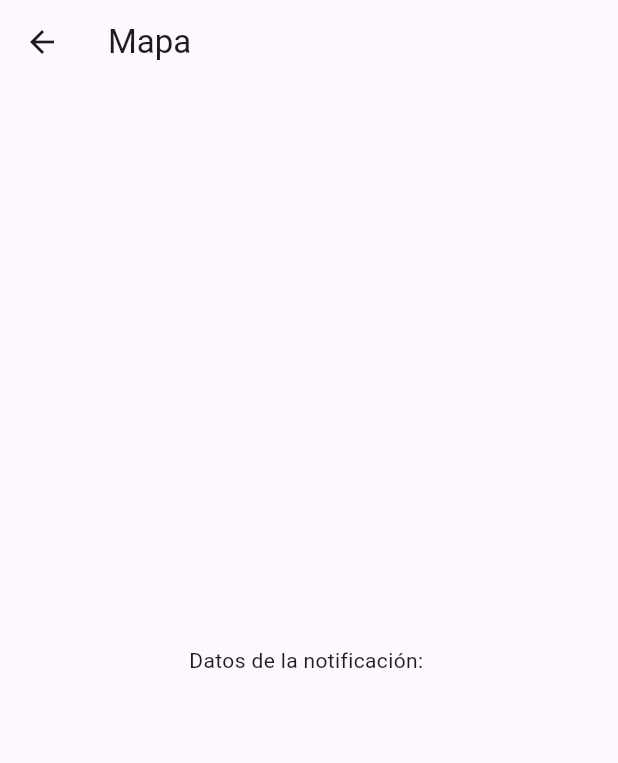
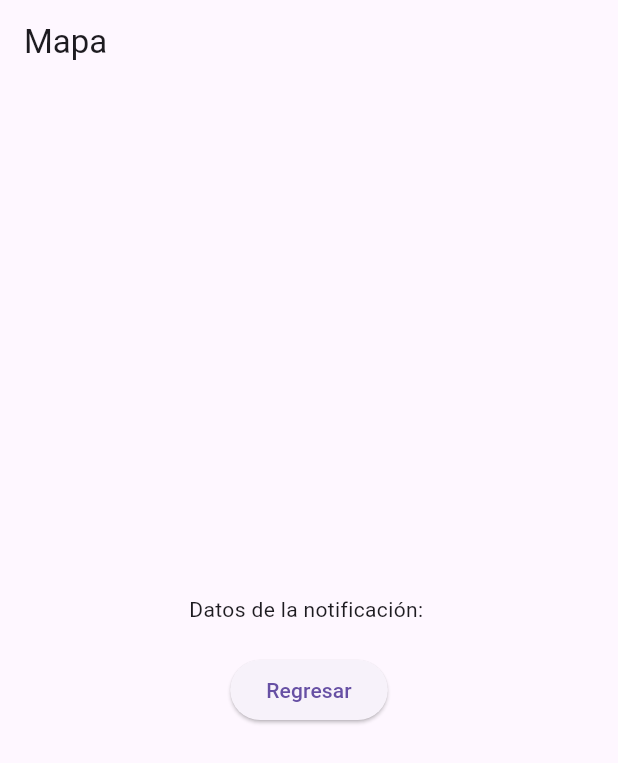
Before and after one commit to JLVargas01/Alerta-UAZ, a Flutter app: the MapPage screen opened directly with empty values, on a phone screen of 412 x 824 dp. Shown: the top 763 px of the screen. Run offline on Flutter 3.47's test engine with Material 3 defaults, Android fonts, the phone set to English and light mode, and no system bars; our stand-ins replace firebase_core, firebase_messaging, flutter_bloc, flutter_dotenv, flutter_map, geolocator and 7 more; missing offline and left inert: fluttercontactpicker; accounts and stored records are empty; generated files the repository leaves out were written again.

Commit message:
Uso de bloc Alert en map page

```diff
--- a/lib/presentation/pages/map_page.dart
+++ b/lib/presentation/pages/map_page.dart
@@ -1,4 +1,6 @@
+import 'package:alerta_uaz/application/alert_bloc.dart';
 import 'package:flutter/material.dart';
+import 'package:flutter_bloc/flutter_bloc.dart';
 
 class MapPage extends StatelessWidget {
   const MapPage({super.key});
@@ -13,14 +15,43 @@ class MapPage extends StatelessWidget {
 
     // Utiliza 'message' según tus necesidades
     return Scaffold(
-      appBar: AppBar(
-        title: const Text('Mapa'),
-      ),
-      body: Center(
-        child: Text(
-          'Datos de la notificación: ${data['message']}',
+        appBar: AppBar(
+          title: const Text('Mapa'),
+          automaticallyImplyLeading: false,
         ),
-      ),
-    );
+        body: BlocListener<AlertBloc, AlertState>(
+          listener: (context, state) {
+            if (state is AlertSent) {
+              // mensaje de notificación enviada a contactos
+              ScaffoldMessenger.of(context)
+                  .showSnackBar(SnackBar(content: Text(state.success)));
+            } else if (state is AlertSending) {
+              // mensaje de notificaicón enviandose
+              ScaffoldMessenger.of(context).showSnackBar(
+                  const SnackBar(content: Text('Enviando alerta...')));
+            } else if (state is AlertError) {
+              // mensaje de error al enviar notificación
+              ScaffoldMessenger.of(context)
+                  .showSnackBar(SnackBar(content: Text(state.error)));
+            }
+          },
+          child: Center(
+            child: Column(
+              mainAxisAlignment: MainAxisAlignment.center,
+              children: [
+                Text('Datos de la notificación: ${data['name']}'),
+                const SizedBox(
+                  height: 20,
+                ),
+                ElevatedButton(
+                    onPressed: () {
+                      context.read<AlertBloc>().resumeListeningShake();
+                      Navigator.pop(context);
+                    },
+                    child: const Text('Regresar'))
+              ],
+            ),
+          ),
+        ));
   }
 }
```
